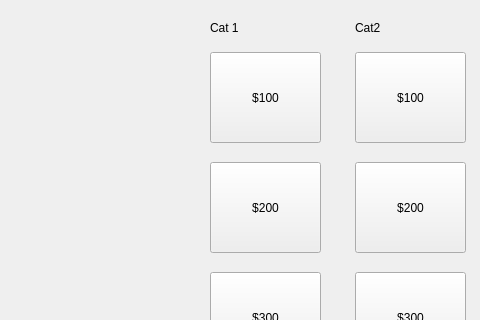
First picture: the form in ui/mainwindow.ui, repository shiftbitcoder/Jeopardy, before the edit; both pictures show x 0 to 480 and y 98 to 418 of the 1143 by 901 pixel window.
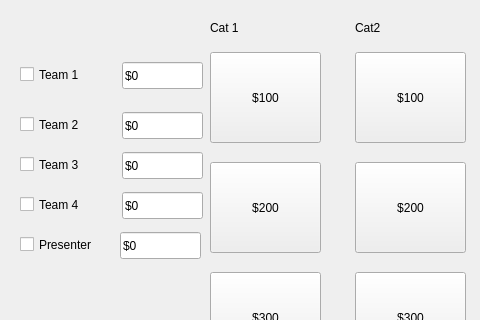
Second picture: the form after the edit.

Commit message: Updated the board and added categories

Patch:
```diff
--- a/ui/mainwindow.ui
+++ b/ui/mainwindow.ui
@@ -404,6 +404,136 @@
      <string>Cat5</string>
     </property>
    </widget>
+   <widget class="QCheckBox" name="checkBox">
+    <property name="geometry">
+     <rect>
+      <x>20</x>
+      <y>160</y>
+      <width>92</width>
+      <height>25</height>
+     </rect>
+    </property>
+    <property name="text">
+     <string>Team 1</string>
+    </property>
+   </widget>
+   <widget class="QCheckBox" name="checkBox_2">
+    <property name="geometry">
+     <rect>
+      <x>20</x>
+      <y>210</y>
+      <width>92</width>
+      <height>25</height>
+     </rect>
+    </property>
+    <property name="text">
+     <string>Team 2</string>
+    </property>
+   </widget>
+   <widget class="QCheckBox" name="checkBox_3">
+    <property name="geometry">
+     <rect>
+      <x>20</x>
+      <y>250</y>
+      <width>92</width>
+      <height>25</height>
+     </rect>
+    </property>
+    <property name="text">
+     <string>Team 3</string>
+    </property>
+   </widget>
+   <widget class="QCheckBox" name="checkBox_4">
+    <property name="geometry">
+     <rect>
+      <x>20</x>
+      <y>290</y>
+      <width>92</width>
+      <height>25</height>
+     </rect>
+    </property>
+    <property name="text">
+     <string>Team 4</string>
+    </property>
+   </widget>
+   <widget class="QCheckBox" name="checkBox_5">
+    <property name="geometry">
+     <rect>
+      <x>20</x>
+      <y>330</y>
+      <width>92</width>
+      <height>25</height>
+     </rect>
+    </property>
+    <property name="text">
+     <string>Presenter</string>
+    </property>
+   </widget>
+   <widget class="QLineEdit" name="lineEdit">
+    <property name="geometry">
+     <rect>
+      <x>122</x>
+      <y>160</y>
+      <width>81</width>
+      <height>27</height>
+     </rect>
+    </property>
+    <property name="text">
+     <string>$0</string>
+    </property>
+   </widget>
+   <widget class="QLineEdit" name="lineEdit_2">
+    <property name="geometry">
+     <rect>
+      <x>122</x>
+      <y>210</y>
+      <width>81</width>
+      <height>27</height>
+     </rect>
+    </property>
+    <property name="text">
+     <string>$0</string>
+    </property>
+   </widget>
+   <widget class="QLineEdit" name="lineEdit_3">
+    <property name="geometry">
+     <rect>
+      <x>122</x>
+      <y>250</y>
+      <width>81</width>
+      <height>27</height>
+     </rect>
+    </property>
+    <property name="text">
+     <string>$0</string>
+    </property>
+   </widget>
+   <widget class="QLineEdit" name="lineEdit_4">
+    <property name="geometry">
+     <rect>
+      <x>122</x>
+      <y>290</y>
+      <width>81</width>
+      <height>27</height>
+     </rect>
+    </property>
+    <property name="text">
+     <string>$0</string>
+    </property>
+   </widget>
+   <widget class="QLineEdit" name="lineEdit_5">
+    <property name="geometry">
+     <rect>
+      <x>120</x>
+      <y>330</y>
+      <width>81</width>
+      <height>27</height>
+     </rect>
+    </property>
+    <property name="text">
+     <string>$0</string>
+    </property>
+   </widget>
   </widget>
   <widget class="QMenuBar" name="menubar">
    <property name="geometry">
```
The commit also changes 1 other file.
